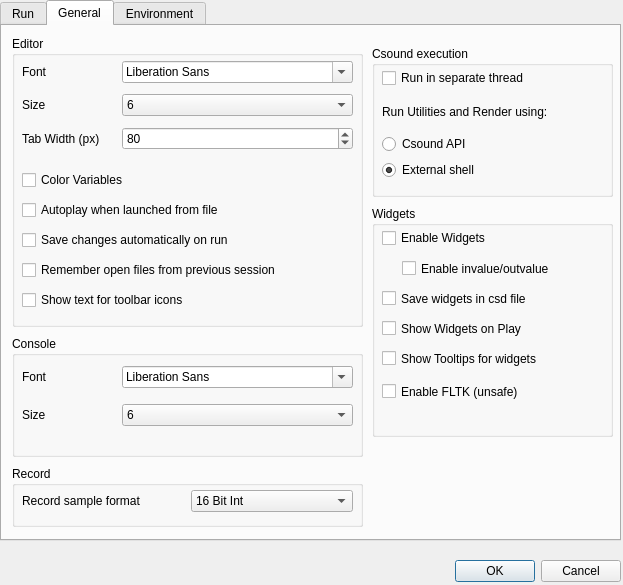
Qt form src/configdialog.ui (CsoundQt/CsoundQt) before a commit.
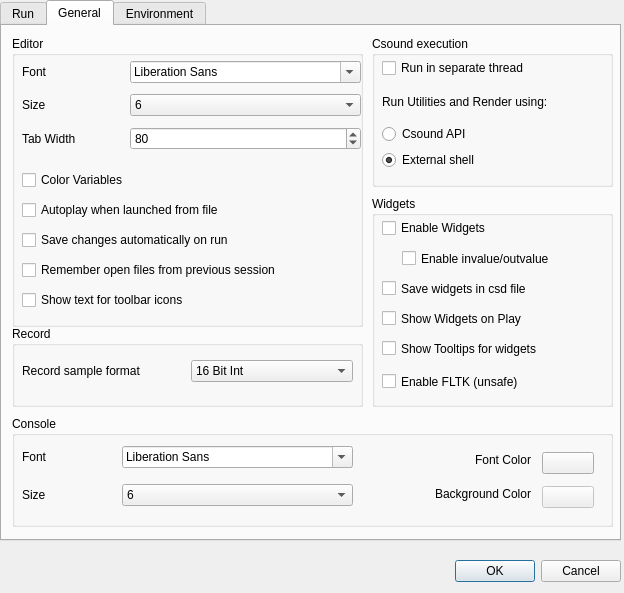
The same form after that commit. The open tabs and pages were chosen to show the change.

Commit message: Added option to change text color for console Other minor changes

```diff
--- a/src/configdialog.ui
+++ b/src/configdialog.ui
@@ -6,8 +6,8 @@
    <rect>
     <x>0</x>
     <y>0</y>
-    <width>623</width>
-    <height>585</height>
+    <width>624</width>
+    <height>593</height>
    </rect>
   </property>
   <property name="windowTitle" >
@@ -499,7 +499,7 @@
        <rect>
         <x>10</x>
         <y>20</y>
-        <width>331</width>
+        <width>339</width>
         <height>99</height>
        </rect>
       </property>
@@ -596,7 +596,7 @@
        <item row="2" column="0" >
         <widget class="QLabel" name="label_19" >
          <property name="text" >
-          <string>Tab Width (px)</string>
+          <string>Tab Width</string>
          </property>
         </widget>
        </item>
@@ -623,7 +623,7 @@
        <rect>
         <x>10</x>
         <y>130</y>
-        <width>331</width>
+        <width>341</width>
         <height>151</height>
        </rect>
       </property>
@@ -679,9 +679,9 @@
      <property name="geometry" >
       <rect>
        <x>370</x>
-       <y>180</y>
+       <y>170</y>
        <width>241</width>
-       <height>231</height>
+       <height>211</height>
       </rect>
      </property>
      <property name="title" >
@@ -773,7 +773,7 @@
      <property name="geometry" >
       <rect>
        <x>370</x>
-       <y>20</y>
+       <y>10</y>
        <width>241</width>
        <height>151</height>
       </rect>
@@ -835,9 +835,9 @@
      <property name="geometry" >
       <rect>
        <x>10</x>
-       <y>310</y>
-       <width>351</width>
-       <height>121</height>
+       <y>390</y>
+       <width>601</width>
+       <height>111</height>
       </rect>
      </property>
      <property name="title" >
@@ -944,14 +944,78 @@
        </item>
       </layout>
      </widget>
+     <widget class="QWidget" name="layoutWidget" >
+      <property name="geometry" >
+       <rect>
+        <x>358</x>
+        <y>30</y>
+        <width>161</width>
+        <height>61</height>
+       </rect>
+      </property>
+      <layout class="QVBoxLayout" name="verticalLayout" >
+       <item>
+        <widget class="QLabel" name="label_23" >
+         <property name="text" >
+          <string>Font Color</string>
+         </property>
+         <property name="alignment" >
+          <set>Qt::AlignRight|Qt::AlignTrailing|Qt::AlignVCenter</set>
+         </property>
+        </widget>
+       </item>
+       <item>
+        <widget class="QLabel" name="label_24" >
+         <property name="text" >
+          <string>Background Color</string>
+         </property>
+         <property name="alignment" >
+          <set>Qt::AlignRight|Qt::AlignTrailing|Qt::AlignVCenter</set>
+         </property>
+        </widget>
+       </item>
+      </layout>
+     </widget>
+     <widget class="QWidget" name="layoutWidget" >
+      <property name="geometry" >
+       <rect>
+        <x>530</x>
+        <y>30</y>
+        <width>52</width>
+        <height>69</height>
+       </rect>
+      </property>
+      <layout class="QVBoxLayout" name="verticalLayout_2" >
+       <item>
+        <widget class="QPushButton" name="consoleFontColorPushButton" >
+         <property name="enabled" >
+          <bool>true</bool>
+         </property>
+         <property name="text" >
+          <string/>
+         </property>
+        </widget>
+       </item>
+       <item>
+        <widget class="QPushButton" name="consoleBgColorPushButton" >
+         <property name="enabled" >
+          <bool>false</bool>
+         </property>
+         <property name="text" >
+          <string/>
+         </property>
+        </widget>
+       </item>
+      </layout>
+     </widget>
     </widget>
     <widget class="QGroupBox" name="groupBox_9" >
      <property name="geometry" >
       <rect>
        <x>10</x>
-       <y>440</y>
+       <y>300</y>
        <width>351</width>
-       <height>61</height>
+       <height>81</height>
       </rect>
      </property>
      <property name="title" >
@@ -961,7 +1025,7 @@
       <property name="geometry" >
        <rect>
         <x>10</x>
-        <y>20</y>
+        <y>30</y>
         <width>331</width>
         <height>30</height>
        </rect>
```
Left out of the diff: 2 changed lines with no effect on the pictures. The commit also changes 11 other files.
